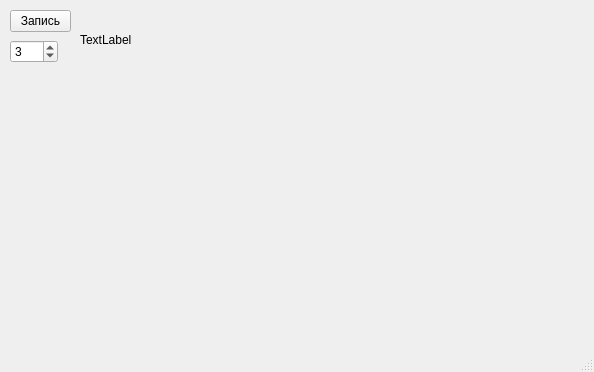
First picture: the form in qtgui/mainwindow.ui, repository AntonStark/fonoria, before the edit.
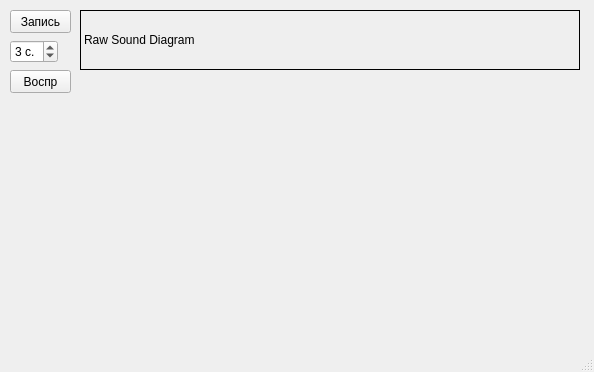
Second picture: the form after the edit.

Commit message: сохранение аудиопараметров, воспроизвдение

What changed in the file:
```diff
--- a/qtgui/mainwindow.ui
+++ b/qtgui/mainwindow.ui
@@ -20,7 +20,7 @@
       <x>10</x>
       <y>10</y>
       <width>61</width>
-      <height>22</height>
+      <height>23</height>
      </rect>
     </property>
     <property name="text">
@@ -36,8 +36,17 @@
       <height>60</height>
      </rect>
     </property>
+    <property name="frameShape">
+     <enum>QFrame::Box</enum>
+    </property>
+    <property name="frameShadow">
+     <enum>QFrame::Plain</enum>
+    </property>
+    <property name="lineWidth">
+     <number>1</number>
+    </property>
     <property name="text">
-     <string>TextLabel</string>
+     <string>Raw Sound Diagram</string>
     </property>
    </widget>
    <widget class="QSpinBox" name="boxDuration">
@@ -49,6 +58,9 @@
       <height>23</height>
      </rect>
     </property>
+    <property name="suffix">
+     <string> с.</string>
+    </property>
     <property name="minimum">
      <number>1</number>
     </property>
@@ -59,6 +71,19 @@
      <number>3</number>
     </property>
    </widget>
+   <widget class="QPushButton" name="btnPlay">
+    <property name="geometry">
+     <rect>
+      <x>10</x>
+      <y>70</y>
+      <width>61</width>
+      <height>23</height>
+     </rect>
+    </property>
+    <property name="text">
+     <string>Воспр</string>
+    </property>
+   </widget>
   </widget>
   <widget class="QStatusBar" name="statusBar"/>
  </widget>
```
The commit also changes 2 other files.
